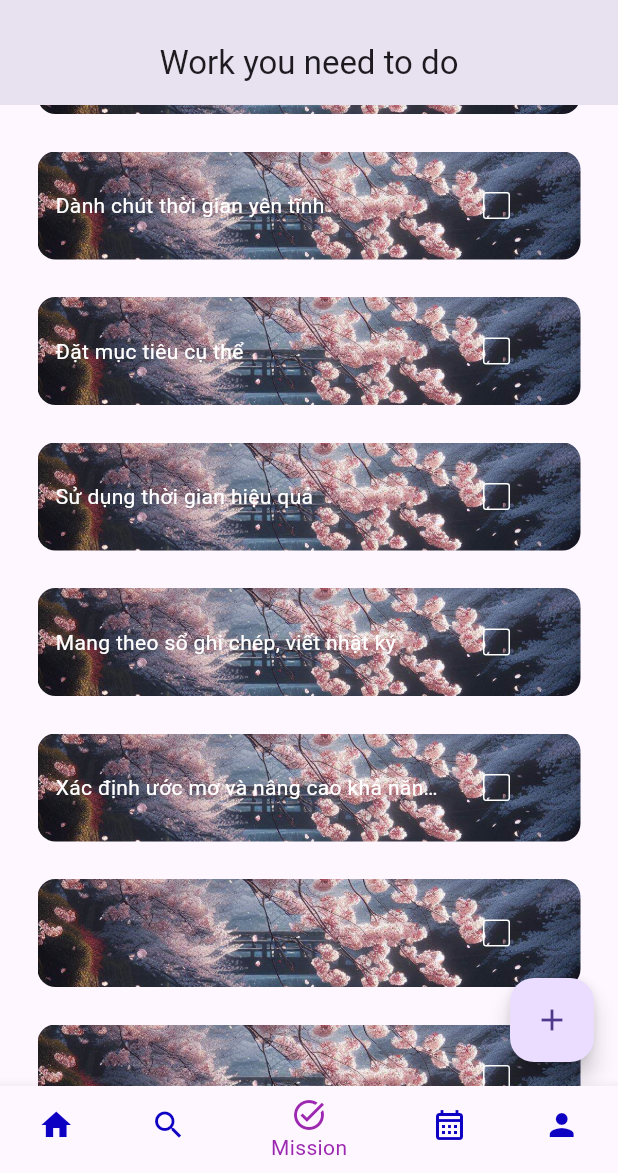
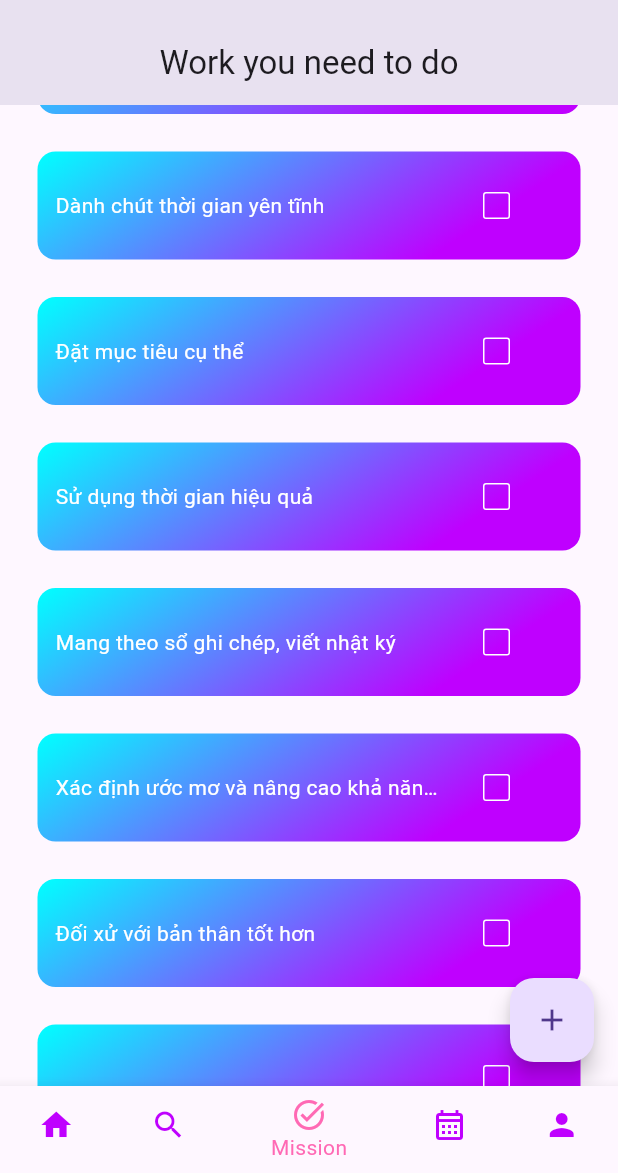
Before and after one commit to L13777/NLCS---NLCN, a Flutter app: the screen it shows after launch, item 3 of the bottom bar chosen, scrolled down 576 dp, on a phone screen of 412 x 824 dp, the part 63-1236 px from its top. Run offline on Flutter 3.47's test engine with Material 3 defaults, Android fonts, the phone set to English and light mode, and no system bars; drawn by our look-alikes of flutter_slidable; our stand-ins replace syncfusion_flutter_calendar; network calls fail.

```diff
--- /dev/null
+++ b/lib/models/task.dart
@@ -0,0 +1,27 @@
+class Task {
+  final String? tid;
+  final String name;
+  final String description;
+  final bool isCompleted;
+
+  Task({
+    this.tid,
+    required this.name,
+    required this.description,
+    this.isCompleted = false,
+  });
+
+  Task copyWith({
+    String? tid,
+    String? name,
+    String? description,
+    bool? isCompleted,
+  }) {
+    return Task(
+      tid: tid ?? this.tid,
+      name: name ?? this.name,
+      description: description ?? this.description,
+      isCompleted: isCompleted ?? this.isCompleted,
+    );
+  }
+}
--- a/lib/models/user.dart
+++ b/lib/models/user.dart
@@ -1,5 +1,5 @@
 class User {
-  final String? id;
+  final String? uid;
   final String name;
   final String description;
   final String avatarImageUrl;
@@ -7,7 +7,7 @@ class User {
   final String role;
 
   User({
-    this.id,
+    this.uid,
     required this.name,
     required this.description,
     required this.avatarImageUrl,
@@ -16,7 +16,7 @@ class User {
   });
 
   User copyWith({
-    String? id,
+    String? uid,
     String? name,
     String? description,
     String? avatarImageUrl,
@@ -24,7 +24,7 @@ class User {
     String? role,
   }) {
     return User(
-      id: id ?? this.id,
+      uid: uid ?? this.uid,
       name: name ?? this.name,
       description: description ?? this.description,
       avatarImageUrl: avatarImageUrl ?? this.avatarImageUrl,
--- a/lib/pages/main_page.dart
+++ b/lib/pages/main_page.dart
@@ -72,8 +72,8 @@ class _MainPageState extends State<MainPage> {
           ),
         ),
         bottomNavigationBar: BottomNavigationBar(
-          fixedColor: Colors.purple,
-          unselectedItemColor: Color.fromARGB(255, 13, 0, 195),
+          fixedColor: Color(0xFFFF69B4),
+          unselectedItemColor: Color(0xFFBF00FF),
           items: const <BottomNavigationBarItem>[
             // home_page
             BottomNavigationBarItem(
--- a/lib/pages/task_page.dart
+++ b/lib/pages/task_page.dart
@@ -1,5 +1,6 @@
 import 'package:flutter/material.dart';
-import 'package:learning_app/ui/tasks/view/tag.dart';
+import 'package:learning_app/ui/tasks/task_manager.dart';
+import 'package:learning_app/ui/tasks/view/task_tile.dart';
 
 import '../ui/tasks/view/dialogbox.dart';
 
@@ -12,77 +13,19 @@ class TaskPage extends StatefulWidget {
 
 class _TaskPageState extends State<TaskPage> {
   final _controller = TextEditingController();
-
-// chỉnh sửa cho giống với course và user để tối ưu hoá
-  List toDoList = [
-    ["Đặt câu hỏi", false],
-    /* làm rõ mọi vấn đề thông qua đặt câu hỏi thay vì cứ theo suy nghĩ */
-    ["Làm phong phú cuộc sống", true],
-    /* thử công thức mới, đi một con đường khác,
-    làm một thứ mới từ youtube, tối ưu hoá UI/UX cái này,
-    chỉnh sửa làm sao có thể chọn hình ảnh mong muốn cho riêng mọi task */
-    ["Học hỏi và áp dụng những điều mới", false],
-    /* tìm những cách làm socket và áp dụng vào cái này,
-    cách làm bình luận, hiển thị chi tiết các thông tin trong cái này,
-    thêm âm nhạc, nhạc nền, tố cáo và quản lý các bình luận */
-    ["Nâng cao sức mạnh tinh thần", false],
-    /* càng thử thách bản thân,càng trở nên thông minh hơn
-    bằng cách vượt qua giới hạn nhờ việc cố gắng dành ít nhất 30 phút mỗi ngày
-     để học một kỹ năng mới hoặc nghiên cứu một chủ đề xa lạ. */
-    ["Phát triển sở thích có ích", false],
-    /* Hãy tìm hiểu và làm những sở thích như
-    viết lách, chơi nhạc cụ, vẽ tranh, đan lát, làm mộc, làm vườn...
-    thay vì thời gian chơi game */
-    ["Tập thể dục, Phát triển thói quen sinh hoạt tốt", false],
-    /* Tập thể dục giúp cải thiện sức khỏe tổng thể, cải thiện trí nhớ,
-    khả năng học tập, tập trung và hiểu biết.
-    Giữ sức khỏe giúp tiết kiệm chi phí y tế
-    và là cách tốt nhất để tiết kiệm tiền*/
-    ["Dành chút thời gian yên tĩnh", false],
-    /* Dành thời gian để suy ngẫm về cuộc sống của mình .
-    Những người thông minh học hỏi từ kinh nghiệm của mình,
-    để họ không mắc phải những sai lầm tương tự */
-    ["Đặt mục tiêu cụ thể", false],
-    /* Đặt rõ mục tiêu, càng cụ thể càng tốt.
-    Thay vì đưa ra tuyên bố chung chung như "tôi muốn ngủ nhiều hơn",
-    "tôi cần giảm cân", họ sẽ vạch ra: "tôi ngủ lúc 21h30 mỗi ngày,
-    bắt đầu từ hôm nay" hay " tôi sẽ giảm 10 kg
-    bằng cách ăn salad vào buổi trưa, đi bộ sau bữa tối" */
-    ["Sử dụng thời gian hiệu quả", false],
-    /* Một ngày có 24 giờ, đồng nghĩa 1.440 phút.
-    Người thành công luôn nắm rõ con số ấy
-    và nỗ lực lãng phí càng ít phút càng tốt */
-    ["Mang theo sổ ghi chép, viết nhật ký", false],
-    /* Jack Dorsey - lập trình viên máy tính, doanh nhân người Mỹ,
-    đồng sáng lập Twitter - từng nói: "Hãy tìm một cách đơn giản
-    để theo dõi sự tiến bộ bản thân. Bạn có thể thấy mình đã phát triển thế nào,
-    kinh doanh thăng tiến và khả năng lãnh đạo được cải thiện ra sao". */
-    ["Xác định ước mơ và nâng cao khả năng hành động", false],
-    /* Ước mơ không cần phải vĩ đại, chúng là động lực và ý nghĩa của cuộc sống.
-    Chúng ta không cần có tham vọng lớn như người sáng lập SpaceX Musk,
-    nhưng nên nỗ lực hết mình để hiện thực hóa những mong muốn nhỏ bé.  */
-    ["", false],
-    ["", false],
-    ["", false],
-    ["", false],
-    ["", false],
-    ["Đối xử với bản thân tốt hơn", false],
-    /* Hãy làm điều gì đó cho bản thân mỗi ngày, mỗi tháng, mỗi năm.
-    Hãy để tiếng nói nội tâm trở thành một người bạn và ủng hộ bạn,
-    chứ không phải một nhà phê bình gay gắt. */
-  ];
+  final TaskManager taskManager = TaskManager();
 
   // function to change checkbox
   void checkBoxChanged(bool? value, int index) {
     setState(() {
-      toDoList[index][1] = !toDoList[index][1];
+      taskManager.checkTask(index);
     });
   }
 
   // save new task
   void saveNewTask() {
     setState(() {
-      toDoList.add([_controller.text, false]);
+      taskManager.addTask(_controller.text);
       _controller.clear();
     });
     Navigator.of(context).pop();
@@ -108,25 +51,25 @@ class _TaskPageState extends State<TaskPage> {
   và tự xoá ngoài ra có thể hoàn lại hành động này */
   void deleteTask(int index) {
     setState(() {
-      toDoList.removeAt(index);
+      taskManager.deleteTask(index);
     });
   }
 
   @override
   Widget build(BuildContext context) {
+    final tasks = taskManager.tasks;
     return Scaffold(
       appBar: AppBar(
         title: Text('Work you need to do'),
         centerTitle: true,
       ),
       body: ListView.builder(
-        itemCount: toDoList.length,
+        itemCount: tasks.length,
         itemBuilder: (context, index) {
           /* làm cách bấm vào xem chi tiết
           hoặc 1 dòng mô tả chi tiết ở dưới để biết công việc thực hiện */
-          return TagTile(
-            taskName: toDoList[index][0],
-            taskCompleted: toDoList[index][1],
+          return TaskTile(
+            task: tasks[index],
             onChanged: (value) => checkBoxChanged(value, index),
             deleteFunction: (context) => deleteTask(index),
           );
--- a/lib/ui/courses/view/course_tile.dart
+++ b/lib/ui/courses/view/course_tile.dart
@@ -25,7 +25,13 @@ class CourseTile extends StatelessWidget {
             Container(
               margin: EdgeInsets.only(bottom: 5),
               decoration: BoxDecoration(
-                color: Colors.black,
+                gradient: LinearGradient(
+                  colors: [Color(0xFF00FFFF), Color(0xFFBF00FF)],
+                  begin: Alignment.topLeft,
+                  end: Alignment.bottomRight,
+                  transform: GradientRotation(0.785398),
+                  stops: [0.15, 0.7],
+                ),
                 borderRadius: BorderRadius.circular(4),
               ),
               height: 120,
--- /dev/null
+++ b/lib/ui/tasks/task_manager.dart
@@ -0,0 +1,116 @@
+import '../../models/task.dart';
+
+class TaskManager {
+  final List<Task> _tasks = [
+    Task(
+      name: "Đặt câu hỏi",
+      description:
+          "làm rõ mọi vấn đề thông qua đặt câu hỏi thay vì cứ theo suy nghĩ",
+      isCompleted: false,
+    ),
+    Task(
+      name: "Làm phong phú cuộc sống",
+      description:
+          "thử công thức mới, đi một con đường khác, làm một thứ mới từ youtube, tối ưu hoá UI/UX cái này, chỉnh sửa làm sao có thể chọn hình ảnh mong muốn cho riêng mọi task",
+      isCompleted: false,
+    ),
+    Task(
+      name: "Học hỏi và áp dụng những điều mới",
+      description:
+          "tìm những cách làm socket và áp dụng vào cái này, cách làm bình luận, hiển thị chi tiết các thông tin trong cái này, thêm âm nhạc, nhạc nền, tố cáo và quản lý các bình luận",
+      isCompleted: false,
+    ),
+    Task(
+      name: "Nâng cao sức mạnh tinh thần",
+      description:
+          "àng thử thách bản thân,càng trở nên thông minh hơn bằng cách vượt qua giới hạn nhờ việc cố gắng dành ít nhất 30 phút mỗi ngày để học một kỹ năng mới hoặc nghiên cứu một chủ đề xa lạ.",
+      isCompleted: false,
+    ),
+    Task(
+      name: "Phát triển sở thích có ích",
+      description:
+          "Hãy tìm hiểu và làm những sở thích như viết lách, chơi nhạc cụ, vẽ tranh, đan lát, làm mộc, làm vườn...  thay vì thời gian chơi game",
+      isCompleted: false,
+    ),
+    Task(
+      name: "Tập thể dục, Phát triển thói quen sinh hoạt tốt",
+      description:
+          "Tập thể dục giúp cải thiện sức khỏe tổng thể, cải thiện trí nhớ, khả năng học tập, tập trung và hiểu biết. Giữ sức khỏe giúp tiết kiệm chi phí y tế  và là cách tốt nhất để tiết kiệm tiền.",
+      isCompleted: false,
+    ),
+    Task(
+      name: "Dành chút thời gian yên tĩnh",
+      description:
+          "Dành thời gian để suy ngẫm về cuộc sống của mình . Những người thông minh học hỏi từ kinh nghiệm của mình, để họ không mắc phải những sai lầm tương tự.",
+      isCompleted: false,
+    ),
+    Task(
+      name: "Đặt mục tiêu cụ thể",
+      description:
+          "Đặt rõ mục tiêu, càng cụ thể càng tốt. Thay vì đưa ra tuyên bố chung chung như "
+          "tôi muốn ngủ nhiều hơn"
+          ", "
+          "tôi cần giảm cân"
+          ", họ sẽ vạch ra: "
+          "tôi ngủ lúc 21h30 mỗi ngày, bắt đầu từ hôm nay"
+          " hay "
+          " tôi sẽ giảm 10 kg bằng cách ăn salad vào buổi trưa, đi bộ sau bữa tối.",
+      isCompleted: false,
+    ),
+    Task(
+      name: "Sử dụng thời gian hiệu quả",
+      description:
+          "Một ngày có 24 giờ, đồng nghĩa 1.440 phút. Người thành công luôn nắm rõ con số ấy và nỗ lực lãng phí càng ít phút càng tốt",
+      isCompleted: false,
+    ),
+    Task(
+      name: "Mang theo sổ ghi chép, viết nhật ký",
+      description:
+          "Jack Dorsey - lập trình viên máy tính, doanh nhân người Mỹ, đồng sáng lập Twitter - từng nói: "
+          "Hãy tìm một cách đơn giản để theo dõi sự tiến bộ bản thân. Bạn có thể thấy mình đã phát triển thế nào, kinh doanh thăng tiến và khả năng lãnh đạo được cải thiện ra sao"
+          ".",
+      isCompleted: false,
+    ),
+    Task(
+      name: "Xác định ước mơ và nâng cao khả năng hành động",
+      description:
+          "Ước mơ không cần phải vĩ đại, chúng là động lực và ý nghĩa của cuộc sống. Chúng ta không cần có tham vọng lớn như người sáng lập SpaceX Musk, nhưng nên nỗ lực hết mình để hiện thực hóa những mong muốn nhỏ bé.",
+      isCompleted: false,
+    ),
+    Task(
+      name: "Đối xử với bản thân tốt hơn",
+      description:
+          "Hãy làm điều gì đó cho bản thân mỗi ngày, mỗi tháng, mỗi năm. Hãy để tiếng nói nội tâm trở thành một người bạn và ủng hộ bạn, chứ không phải một nhà phê bình gay gắt.",
+      isCompleted: false,
+    ),
+    Task(
+      name: "",
+      description: "",
+      isCompleted: false,
+    ),
+  ];
+
+  int get taskCount {
+    return _tasks.length;
+  }
+
+  List<Task> get tasks {
+    return [..._tasks];
+  }
+
+  // Hàm để checkbox
+  void checkTask(int index) {
+    _tasks[index] =
+        _tasks[index].copyWith(isCompleted: !_tasks[index].isCompleted);
+  }
+
+  // Hàm thêm task
+  void addTask(String name) {
+    _tasks.add(Task(name: name, description: ""));
+  }
+
+  // Hàm xoá task
+  void deleteTask(int index) {
+    _tasks.removeAt(index);
+  }
+}
--- a/lib/ui/tasks/view/dialogbox.dart
+++ b/lib/ui/tasks/view/dialogbox.dart
@@ -3,16 +3,17 @@ import 'package:flutter/material.dart';
 import '../../../util/button.dart';
 
 class DialogBox extends StatelessWidget {
-  final controller;
-  VoidCallback onSaved;
-  VoidCallback onCancel;
+  final TextEditingController controller;
+  final VoidCallback onSaved;
+  final VoidCallback onCancel;
 
   // const
-  DialogBox(
-      {super.key,
-      required this.controller,
-      required this.onSaved,
-      required this.onCancel});
+  DialogBox({
+    super.key,
+    required this.controller,
+    required this.onSaved,
+    required this.onCancel,
+  });
 
   @override
   Widget build(BuildContext context) {
--- a/lib/ui/tasks/view/tag.dart
+++ b/lib/ui/tasks/view/task_tile.dart
@@ -1,21 +1,21 @@
 import 'package:flutter/material.dart';
-import 'package:flutter/widgets.dart';
 import 'package:flutter_slidable/flutter_slidable.dart';
 
-class TagTile extends StatelessWidget {
-  final String taskName;
-  final bool taskCompleted;
-  Function(bool?)? onChanged;
-  Function(BuildContext)? deleteFunction;
+import '../../../models/task.dart';
+
+class TaskTile extends StatelessWidget {
+  final Function(bool?)? onChanged;
+  final Function(BuildContext)? deleteFunction;
 
   // const
-  TagTile({
+  TaskTile({
     super.key,
-    required this.taskName,
-    required this.taskCompleted,
     required this.onChanged,
     required this.deleteFunction,
+    required this.task,
   });
+
+  final Task task;
 
   @override
   Widget build(BuildContext context) {
@@ -23,7 +23,7 @@ class TagTile extends StatelessWidget {
       padding: EdgeInsets.only(left: 25, right: 25, top: 25),
       child: GestureDetector(
         onTap: () {
-          onChanged?.call(!taskCompleted);
+          onChanged?.call(!task.isCompleted);
           // tích vô checkbox khi bấm vào hình
         },
         child: Slidable(
@@ -37,9 +37,14 @@ class TagTile extends StatelessWidget {
           child: Container(
             padding: EdgeInsets.all(12),
             decoration: BoxDecoration(
-              image: DecorationImage(
-                image: AssetImage('assets/images/UDBG.jpg'),
-                fit: BoxFit.cover,
+              gradient: LinearGradient(
+                colors: [Color(0xFF00FFFF), Color(0xFFBF00FF)],
+                begin: Alignment.topLeft,
+                end: Alignment.bottomRight,
+                transform:
+                    GradientRotation(0.785398), // cho hướng xéo xéo / 45deg
+                stops: [0.15, 0.7],
+                /* 1.0 là 100%, cáo đầu là màu đầu bắt đầu từ đâu */
               ),
               borderRadius: BorderRadius.circular(12),
             ),
@@ -48,21 +53,22 @@ class TagTile extends StatelessWidget {
                 padding: EdgeInsets.only(right: 8),
                 width: 270,
                 child: Text(
-                  taskName,
+                  // (phiếu đánh giá, phiếu giao việc, phiếu giới thiệu kèm vô báo cáo ghi họ tên sinh viên, mssv,) phiếu theo dõi, phiếu chấm điểm là bí mật
+                  task.name,
                   maxLines: 1,
                   overflow: TextOverflow.ellipsis,
                   style: TextStyle(
                     color: Colors.white,
-                    decoration: taskCompleted
+                    decoration: task.isCompleted
                         ? TextDecoration.lineThrough
                         : TextDecoration.none,
-                    decorationThickness: taskCompleted ? 2 : null,
-                    decorationColor: taskCompleted ? Colors.white : null,
+                    decorationThickness: task.isCompleted ? 2 : null,
+                    decorationColor: task.isCompleted ? Colors.white : null,
                   ),
                 ),
               ),
               Checkbox(
-                value: taskCompleted,
+                value: task.isCompleted,
                 onChanged: onChanged,
                 activeColor: Colors.white,
                 checkColor: Color.fromARGB(255, 198, 167, 251),
--- a/lib/util/button.dart
+++ b/lib/util/button.dart
@@ -2,7 +2,7 @@ import 'package:flutter/material.dart';
 
 class Button extends StatelessWidget {
   final String text;
-  VoidCallback onPressed;
+  final VoidCallback onPressed;
 
   Button({
     super.key,
```
